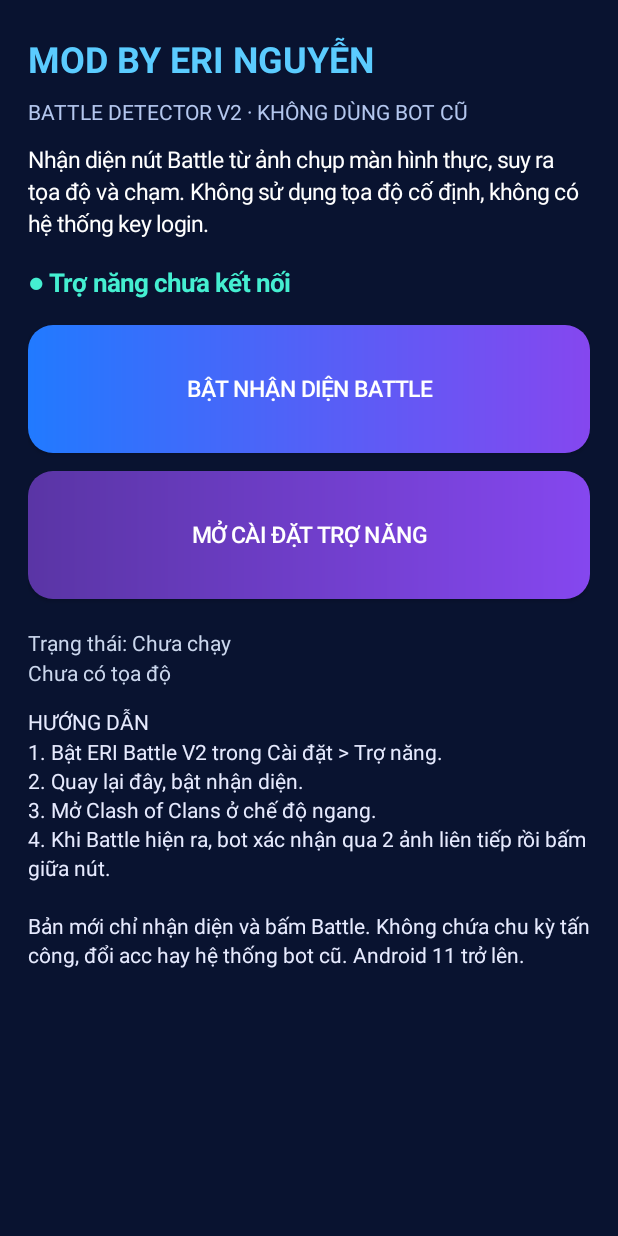
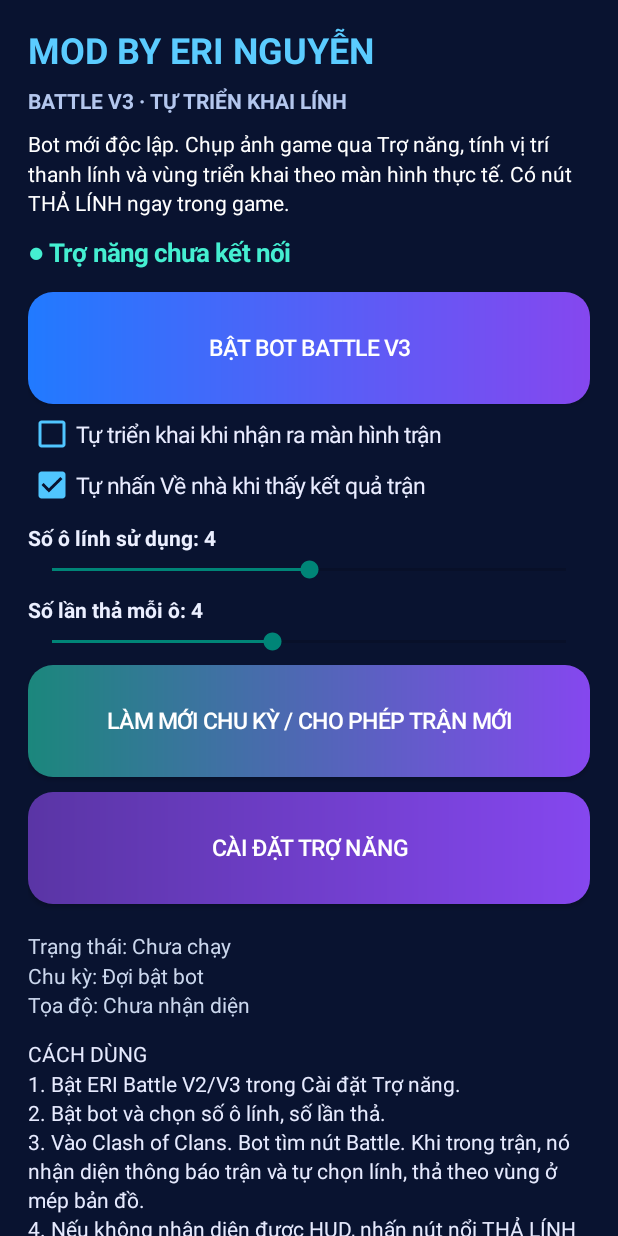
Before and after one commit to boyngheoanvat-ctrl/zsp, an Android app: the screen it shows after launch (MainActivity), on a phone screen of 412 x 824 dp. Run offline under Robolectric (Android 15) with nearby library versions, the phone set to English and light mode, and no system bars.

Commit message:
ERI Battle V3: controls for autonomous troop deployment and match completion

```diff
--- a/eri-battle-v2/app/src/main/java/com/eri/battlebot/MainActivity.java
+++ b/eri-battle-v2/app/src/main/java/com/eri/battlebot/MainActivity.java
@@ -11,8 +11,10 @@ import android.os.Handler;
 import android.os.Looper;
 import android.provider.Settings;
 import android.widget.Button;
+import android.widget.CheckBox;
 import android.widget.LinearLayout;
 import android.widget.ScrollView;
+import android.widget.SeekBar;
 import android.widget.TextView;
 
 public final class MainActivity extends Activity {
@@ -21,47 +23,90 @@ public final class MainActivity extends Activity {
     private TextView status,detail;
     private Button toggle;
     private final Runnable refresh=new Runnable(){
-        @Override public void run(){updateUi();handler.postDelayed(this,1200);}
+        @Override public void run(){updateUi();handler.postDelayed(this,1000);}
     };
     @Override public void onCreate(Bundle state){
         super.onCreate(state);
         prefs=getSharedPreferences("eri_v2",MODE_PRIVATE);
-        getWindow().setStatusBarColor(Color.rgb(7,16,43));
-        getWindow().setNavigationBarColor(Color.rgb(7,16,43));
+        getWindow().setStatusBarColor(0xff07102b);
+        getWindow().setNavigationBarColor(0xff07102b);
         LinearLayout layout=new LinearLayout(this);
-        layout.setPadding(28,34,28,28);
+        layout.setPadding(28,25,28,28);
         layout.setOrientation(LinearLayout.VERTICAL);
         layout.setBackgroundColor(0xff091330);
-        ScrollView scroll=new ScrollView(this);scroll.setFillViewport(true);
-        scroll.addView(layout);setContentView(scroll);
+        ScrollView scroll=new ScrollView(this);
+        scroll.setFillViewport(true);
+        scroll.addView(layout);
+        setContentView(scroll);
         layout.addView(text("MOD BY ERI NGUYỄN",24,0xff5bccff,true));
-        TextView title=text("BATTLE DETECTOR V2 · KHÔNG DÙNG BOT CŨ",14,0xffb4c7ee,false);
-        title.setPadding(0,14,0,18);layout.addView(title);
-        layout.addView(text("Nhận diện nút Battle từ ảnh chụp màn hình thực, suy ra tọa độ và chạm. Không sử dụng tọa độ cố định, không có hệ thống key login.",15,Color.WHITE,false));
+        TextView title=text("BATTLE V3 · TỰ TRIỂN KHAI LÍNH",14,0xffb4c7ee,true);
+        title.setPadding(0,12,0,14);layout.addView(title);
+        layout.addView(text("Bot mới độc lập. Chụp ảnh game qua Trợ năng, tính vị trí thanh lính và vùng triển khai theo màn hình thực tế. Có nút THẢ LÍNH ngay trong game.",14,Color.WHITE,false));
         status=text("",17,0xff45efd1,true);
-        status.setPadding(0,26,0,12);layout.addView(status);
+        status.setPadding(0,18,0,12);layout.addView(status);
         toggle=button("",0xff217aff);
         toggle.setOnClickListener(v->{
-            prefs.edit().putBoolean("enabled",!prefs.getBoolean("enabled",false)).apply();
+            boolean next=!prefs.getBoolean("enabled",false);
+            prefs.edit().putBoolean("enabled",next).putBoolean("stop_request",!next).apply();
             updateUi();
         });
         layout.addView(toggle);
-        Button access=button("MỞ CÀI ĐẶT TRỢ NĂNG",0xff5a35a5);
+        layout.addView(check("Tự triển khai khi nhận ra màn hình trận", "auto_deploy",false));
+        layout.addView(check("Tự nhấn Về nhà khi thấy kết quả trận", "auto_return",true));
+        slider(layout,"Số ô lính sử dụng", "troop_slots",1,7,4);
+        slider(layout,"Số lần thả mỗi ô", "drops_per_slot",1,8,4);
+        Button reset=button("LÀM MỚI CHU KỲ / CHO PHÉP TRẬN MỚI",0xff1b877c);
+        reset.setOnClickListener(v->{
+            prefs.edit().putBoolean("reset_request",true).putBoolean("stop_request",false)
+                .putBoolean("enabled",true).apply();
+            updateUi();
+        });
+        layout.addView(reset);
+        Button access=button("CÀI ĐẶT TRỢ NĂNG",0xff5a35a5);
         access.setOnClickListener(v->startActivity(new Intent(Settings.ACTION_ACCESSIBILITY_SETTINGS)));
         layout.addView(access);
         detail=text("",14,0xffcbd7ed,false);
-        detail.setPadding(0,24,0,20);layout.addView(detail);
-        layout.addView(text("HƯỚNG DẪN\n1. Bật ERI Battle V2 trong Cài đặt > Trợ năng.\n2. Quay lại đây, bật nhận diện.\n3. Mở Clash of Clans ở chế độ ngang.\n4. Khi Battle hiện ra, bot xác nhận qua 2 ảnh liên tiếp rồi bấm giữa nút.\n\nBản mới chỉ nhận diện và bấm Battle. Không chứa chu kỳ tấn công, đổi acc hay hệ thống bot cũ. Android 11 trở lên.",14,0xffe6eafe,false));
+        detail.setPadding(0,22,0,20);layout.addView(detail);
+        layout.addView(text("CÁCH DÙNG\n1. Bật ERI Battle V2/V3 trong Cài đặt Trợ năng.\n2. Bật bot và chọn số ô lính, số lần thả.\n3. Vào Clash of Clans. Bot tìm nút Battle. Khi trong trận, nó nhận diện thông báo trận và tự chọn lính, thả theo vùng ở mép bản đồ.\n4. Nếu không nhận diện được HUD, nhấn nút nổi THẢ LÍNH trong game. Nút DỪNG sẽ ngắt các lượt chạm còn lại.\n5. Khi trận kết thúc, tùy chọn Tự về nhà chỉ bấm nếu đọc được nút Về nhà từ ảnh.\n\nLưu ý: Chỉ thả các ô lính đã chọn, không bảo đảm thắng; không dùng GPS, root hoặc mã bot Xmagic cũ.",14,0xffe6eafe,false));
         updateUi();
+    }
+    private CheckBox check(String label,String key,boolean defaultValue){
+        CheckBox cb=new CheckBox(this);
+        cb.setText(label);cb.setTextColor(0xffe9ecff);cb.setTextSize(15);
+        cb.setButtonTintList(android.content.res.ColorStateList.valueOf(0xff50c6ff));
+        cb.setPadding(0,10,0,10);
+        cb.setChecked(prefs.getBoolean(key,defaultValue));
+        cb.setOnCheckedChangeListener((button,checked)->prefs.edit().putBoolean(key,checked).apply());
+        return cb;
+    }
+    private void slider(LinearLayout root,String title,String key,int min,int max,int defaultValue){
+        TextView label=text("",14,0xffebefff,true);
+        label.setPadding(0,12,0,4);root.addView(label);
+        SeekBar seek=new SeekBar(this);
+        int value=Math.max(min,Math.min(max,prefs.getInt(key,defaultValue)));
+        seek.setMax(max-min);
+        seek.setProgress(value-min);
+        label.setText(title+": "+value);
+        seek.setOnSeekBarChangeListener(new SeekBar.OnSeekBarChangeListener(){
+            @Override public void onProgressChanged(SeekBar s,int progress,boolean fromUser){
+                int number=min+progress;label.setText(title+": "+number);
+                if(fromUser)prefs.edit().putInt(key,number).apply();
+            }
+            @Override public void onStartTrackingTouch(SeekBar s){}
+            @Override public void onStopTrackingTouch(SeekBar s){}
+        });
+        root.addView(seek);
     }
     @Override public void onResume(){super.onResume();handler.removeCallbacks(refresh);handler.post(refresh);}
     @Override public void onPause(){handler.removeCallbacks(refresh);super.onPause();}
     private void updateUi(){
         if(status==null)return;
         boolean on=prefs.getBoolean("enabled",false),ready=prefs.getBoolean("service_ready",false);
-        toggle.setText(on?"DỪNG NHẬN DIỆN":"BẬT NHẬN DIỆN BATTLE");
-        status.setText(!ready?"● Trợ năng chưa kết nối":on?"● Đang tìm nút Battle":"● Đang tạm dừng");
-        detail.setText("Trạng thái: "+prefs.getString("last_status","Chưa chạy")+"\n"+prefs.getString("last_match","Chưa có tọa độ"));
+        toggle.setText(on?"DỪNG TỰ ĐỘNG":"BẬT BOT BATTLE V3");
+        status.setText(!ready?"● Trợ năng chưa kết nối":on?"● Bot đang theo dõi màn hình":"● Bot đã tạm dừng");
+        detail.setText("Trạng thái: "+prefs.getString("last_status","Chưa chạy")
+            +"\nChu kỳ: "+prefs.getString("phase","Đợi bật bot")
+            +"\nTọa độ: "+prefs.getString("last_match","Chưa nhận diện"));
     }
     private TextView text(String v,int sp,int color,boolean bold){
         TextView t=new TextView(this);t.setText(v);t.setTextSize(sp);t.setTextColor(color);
@@ -72,7 +117,7 @@ public final class MainActivity extends Activity {
         Button b=new Button(this);b.setText(label);b.setAllCaps(false);b.setTextSize(15);b.setTextColor(Color.WHITE);
         GradientDrawable bg=new GradientDrawable(GradientDrawable.Orientation.LEFT_RIGHT,new int[]{color,0xff8547ef});
         bg.setCornerRadius(25);b.setBackground(bg);
-        LinearLayout.LayoutParams p=new LinearLayout.LayoutParams(-1,128);p.setMargins(0,13,0,5);b.setLayoutParams(p);
-        return b;
+        LinearLayout.LayoutParams p=new LinearLayout.LayoutParams(-1,112);p.setMargins(0,10,0,5);
+        b.setLayoutParams(p);return b;
     }
 }
```
